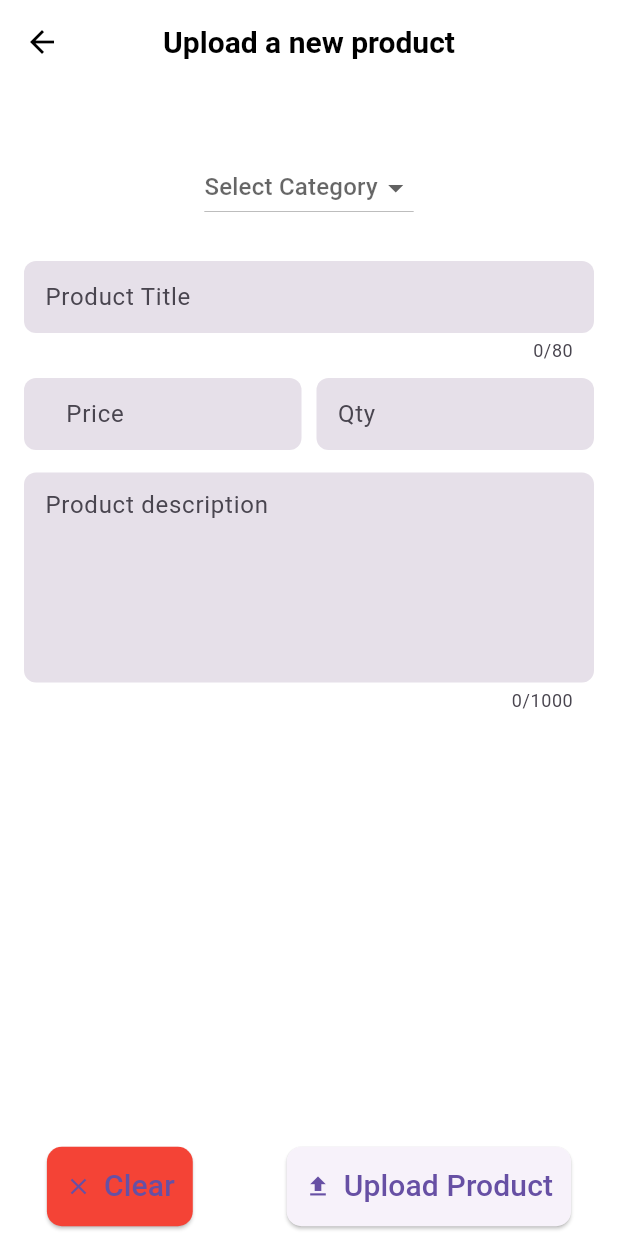
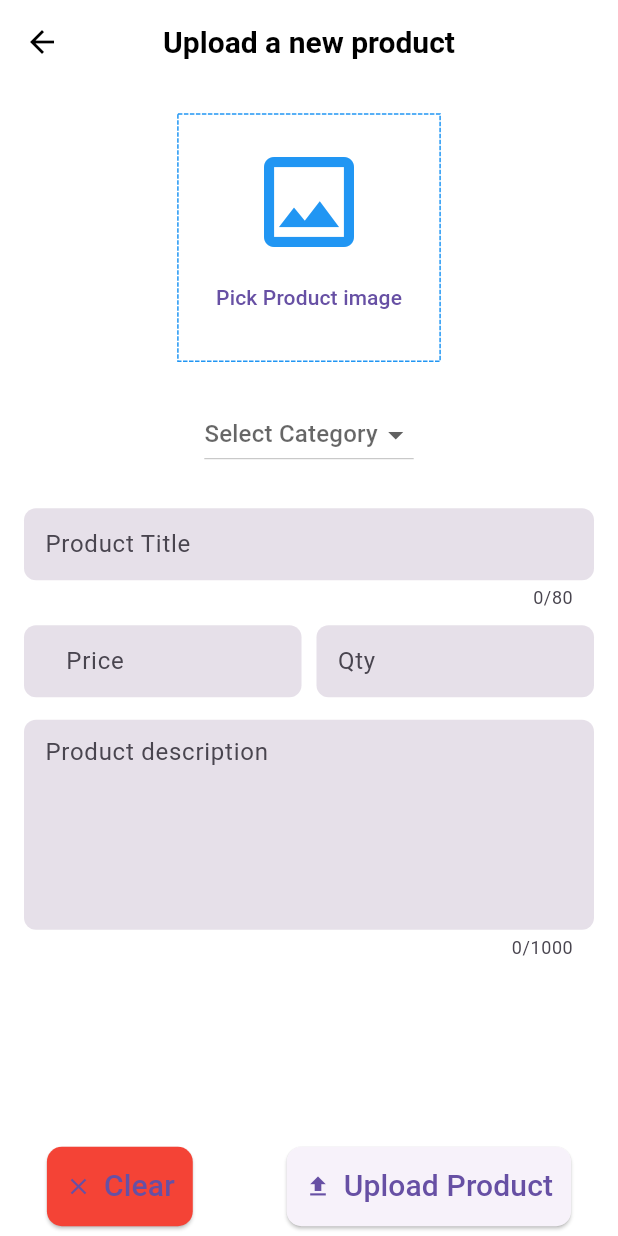
Before and after one commit to ahmedsaadbadawy/shopsmart_admin_panel, a Flutter app: the EditOrUploadProductScreen screen opened by its route, on a phone screen of 412 x 824 dp. Run offline on Flutter 3.47's test engine with Material 3 defaults, Android fonts, the light colour scheme and no system bars; drawn by our look-alikes of dotted_border; our stand-ins replace fancy_shimmer_image, image_picker, shared_preferences, shimmer; missing offline and left inert: dynamic_height_grid_view; accounts and stored records are empty.

Commit message:
Upload Product Image widget done

```diff
--- a/lib/screens/edit_upload_product_form.dart
+++ b/lib/screens/edit_upload_product_form.dart
@@ -1,3 +1,6 @@
+import 'dart:io';
+
+import 'package:dotted_border/dotted_border.dart';
 import 'package:flutter/material.dart';
 import 'package:flutter/services.dart';
 import 'package:image_picker/image_picker.dart';
@@ -175,8 +178,68 @@ class _EditOrUploadProductScreenState extends State<EditOrUploadProductScreen> {
                 const SizedBox(
                   height: 20,
                 ),
-                /* Image picker here ***********************************/
-
+                if (_pickedImage == null) ...[
+                  SizedBox(
+                    width: size.width * 0.4 + 10,
+                    height: size.width * 0.4,
+                    child: DottedBorder(
+                        color: Colors.blue,
+                        radius: const Radius.circular(12),
+                        child: Center(
+                          child: Column(
+                            crossAxisAlignment: CrossAxisAlignment.center,
+                            mainAxisAlignment: MainAxisAlignment.center,
+                            children: [
+                              const Icon(
+                                Icons.image_outlined,
+                                size: 80,
+                                color: Colors.blue,
+                              ),
+                              TextButton(
+                                onPressed: () {
+                                  localImagePicker();
+                                },
+                                child: const Text("Pick Product image"),
+                              ),
+                            ],
+                          ),
+                        )),
+                  ),
+                ] else ...[
+                  ClipRRect(
+                    borderRadius: BorderRadius.circular(12),
+                    child: Image.file(
+                      File(
+                        _pickedImage!.path,
+                      ),
+                      // width: size.width * 0.7,
+                      height: size.width * 0.5,
+                      alignment: Alignment.center,
+                    ),
+                  ),
+                ],
+                if (_pickedImage != null) ...[
+                  Row(
+                    mainAxisAlignment: MainAxisAlignment.center,
+                    children: [
+                      TextButton(
+                        onPressed: () {
+                          localImagePicker();
+                        },
+                        child: const Text("Pick another image"),
+                      ),
+                      TextButton(
+                        onPressed: () {
+                          removePickedImage();
+                        },
+                        child: const Text(
+                          "Remove image",
+                          style: TextStyle(color: Colors.red),
+                        ),
+                      ),
+                    ],
+                  )
+                ],
                 const SizedBox(
                   height: 25,
                 ),
--- a/pubspec.yaml
+++ b/pubspec.yaml
@@ -29,6 +29,7 @@ environment:
 # versions available, run `flutter pub outdated`.
 dependencies:
   cupertino_icons: ^1.0.8
+  dotted_border: ^2.1.0
   dynamic_height_grid_view: ^0.0.4
   fancy_shimmer_image: ^2.0.3
   flutter:
```
Also changed, not shown: pubspec.lock.
